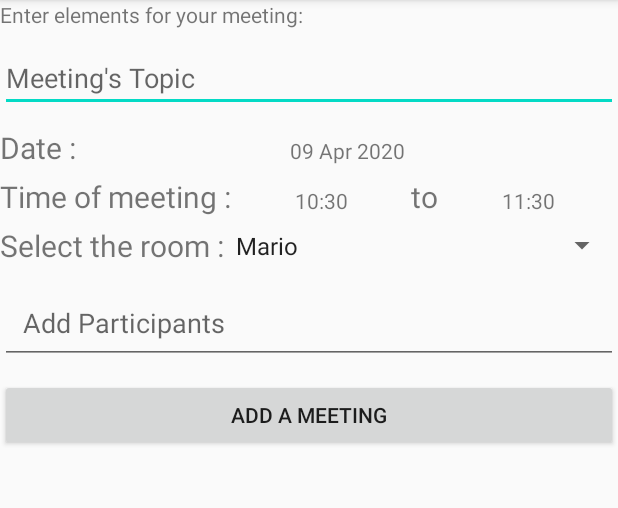
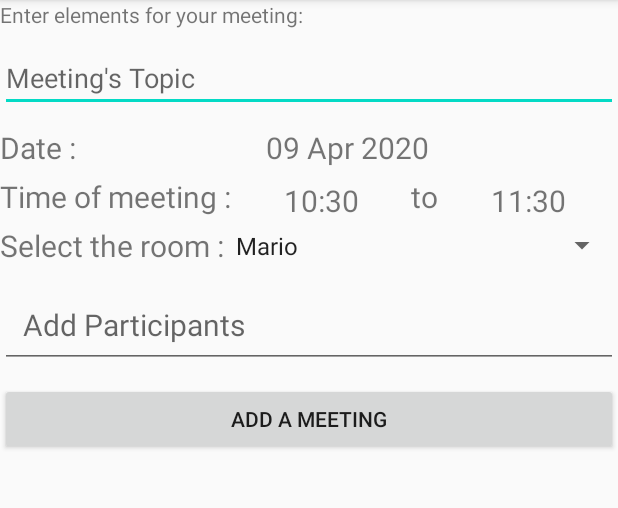
Before and after one commit to kaithot/-P4_COSNIER_Ludovic, an Android app: the AddMeetingActivity screen opened directly, with no data from a screen before it, on a phone screen of 412 x 824 dp, the part 84-592 px from its top. Run offline under Robolectric (Android 15) with nearby library versions, the phone set to English and light mode, and no system bars.

Commit message:
add responsive tablet

```diff
--- /dev/null
+++ b/P4_02_code/app/src/main/res/layout-sw600dp/activity_add_meeting.xml
@@ -0,0 +1,157 @@
+<?xml version="1.0" encoding="utf-8"?>
+<androidx.core.widget.NestedScrollView xmlns:android="http://schemas.android.com/apk/res/android"
+    xmlns:app="http://schemas.android.com/apk/res-auto"
+    xmlns:tools="http://schemas.android.com/tools"
+    android:id="@+id/form"
+    android:layout_width="wrap_content"
+    android:layout_height="wrap_content"
+    android:layout_alignParentBottom="false"
+    android:layout_centerInParent="false"
+    android:layout_centerHorizontal="false"
+    android:layout_centerVertical="false"
+    android:layout_gravity="center_horizontal"
+    android:fillViewport="false"
+    android:orientation="vertical"
+    android:visibility="visible"
+    tools:context=".meeting_list.AddMeetingActivity">
+
+    <androidx.constraintlayout.widget.ConstraintLayout
+        android:layout_width="wrap_content"
+        android:layout_height="wrap_content"
+        android:orientation="horizontal"
+        android:visibility="visible">
+
+
+        <LinearLayout
+            android:layout_width="440dp"
+            android:layout_height="460dp"
+            android:orientation="vertical"
+            app:layout_constraintBottom_toBottomOf="parent"
+            app:layout_constraintEnd_toEndOf="parent"
+            app:layout_constraintStart_toStartOf="parent"
+            app:layout_constraintTop_toTopOf="parent">
+
+            <TextView
+                android:id="@+id/textViewTitle"
+                android:layout_width="match_parent"
+                android:layout_height="wrap_content"
+                android:layout_marginBottom="10dp"
+                android:text="@string/recordMeeting"
+                android:textSize="24sp" />
+
+            <EditText
+                android:id="@+id/topic"
+                android:layout_width="fill_parent"
+                android:layout_height="wrap_content"
+                android:layout_marginBottom="10dp"
+                android:hint="@string/topicName" />
+
+
+            <LinearLayout
+                android:layout_width="match_parent"
+                android:layout_height="wrap_content"
+                android:orientation="horizontal">
+
+                <TextView
+                    android:id="@+id/date"
+                    android:layout_width="wrap_content"
+                    android:layout_height="wrap_content"
+                    android:layout_marginBottom="05dp"
+                    android:text="Date :"
+                    android:textSize="20sp" />
+
+                <TextView
+                    android:id="@+id/date_selected"
+                    android:layout_width="wrap_content"
+                    android:layout_height="wrap_content"
+                    android:layout_weight="2"
+                    android:gravity="center"
+                    android:text=""
+                    android:textSize="20sp" />
+            </LinearLayout>
+
+            <LinearLayout
+                android:layout_width="match_parent"
+                android:layout_height="42dp"
+                android:orientation="horizontal">
+
+                <TextView
+                    android:id="@+id/select_start_time"
+                    android:layout_width="wrap_content"
+                    android:layout_height="wrap_content"
+                    android:layout_marginBottom="05dp"
+                    android:text="@string/select_start_time"
+                    android:textSize="20sp" />
+
+                <TextView
+                    android:id="@+id/start_time"
+                    android:layout_width="match_parent"
+                    android:layout_height="wrap_content"
+                    android:layout_weight="1"
+                    android:gravity="center|center_vertical"
+                    android:textSize="20sp" />
+
+                <TextView
+                    android:id="@+id/to"
+                    android:layout_width="wrap_content"
+                    android:layout_height="match_parent"
+                    android:layout_marginBottom="05dp"
+                    android:text="to"
+                    android:textSize="20sp" />
+
+                <TextView
+                    android:id="@+id/end_time"
+                    android:layout_width="match_parent"
+                    android:layout_height="wrap_content"
+                    android:layout_weight="1"
+                    android:gravity="center|center_vertical"
+                    android:textSize="20sp" />
+
+            </LinearLayout>
+
+
+            <LinearLayout
+                android:layout_width="match_parent"
+                android:layout_height="wrap_content"
+                android:orientation="horizontal">
+
+                <TextView
+                    android:id="@+id/select_room"
+                    android:layout_width="wrap_content"
+                    android:layout_height="match_parent"
+                    android:layout_marginBottom="10dp"
+                    android:text="@string/select_the_room"
+                    android:textSize="20sp" />
+
+                <Spinner
+                    android:id="@+id/spinnerMeetingRooms"
+                    android:layout_width="match_parent"
+                    android:layout_height="wrap_content"
+                    android:layout_marginBottom="10dp"
+                    android:entries="@array/roomtypelist"
+                    android:gravity="center"
+                    android:prompt="@string/MeetingRooms"
+                    android:spinnerMode="dropdown" />
+            </LinearLayout>
+
+            <EditText
+                android:id="@+id/participants"
+                android:layout_width="fill_parent"
+                android:layout_height="107dp"
+                android:layout_marginBottom="10dp"
+                android:gravity="top"
+                android:hint="@string/AddParticipants"
+                android:padding="15dp"
+                android:textSize="20sp" />
+
+            <Button
+                android:id="@+id/create"
+                android:layout_width="fill_parent"
+                android:layout_height="wrap_content"
+                android:onClick="addMeeting"
+                android:text="@string/saveMeeting" />
+
+        </LinearLayout>
+
+    </androidx.constraintlayout.widget.ConstraintLayout>
+</androidx.core.widget.NestedScrollView>
--- a/P4_02_code/app/src/main/res/layout/activity_add_meeting.xml
+++ b/P4_02_code/app/src/main/res/layout/activity_add_meeting.xml
@@ -48,7 +48,8 @@
                 android:layout_height="wrap_content"
                 android:layout_weight="2"
                 android:gravity="center"
-                android:text="" />
+                android:text=""
+                android:textSize="20sp" />
         </LinearLayout>
 
         <LinearLayout
@@ -69,7 +70,8 @@
                 android:layout_width="match_parent"
                 android:layout_height="match_parent"
                 android:layout_weight="1"
-                android:gravity="center|center_vertical" />
+                android:gravity="center|center_vertical"
+                android:textSize="20sp" />
 
             <TextView
                 android:id="@+id/to"
@@ -84,7 +86,8 @@
                 android:layout_width="match_parent"
                 android:layout_height="match_parent"
                 android:layout_weight="1"
-                android:gravity="center|center_vertical" />
+                android:gravity="center|center_vertical"
+                android:textSize="20sp" />
 
         </LinearLayout>
 
@@ -108,8 +111,9 @@
                 android:layout_height="match_parent"
                 android:layout_marginBottom="10dp"
                 android:entries="@array/roomtypelist"
-                android:gravity="center|center_horizontal"
-                android:prompt="@string/MeetingRooms" />
+                android:gravity="center"
+                android:prompt="@string/MeetingRooms"
+                android:spinnerMode="dropdown" />
         </LinearLayout>
 
         <EditText
@@ -119,7 +123,8 @@
             android:layout_marginBottom="10dp"
             android:gravity="top"
             android:hint="@string/AddParticipants"
-            android:padding="15dp" />
+            android:padding="15dp"
+            android:textSize="20sp" />
 
         <Button
             android:id="@+id/create"
```
Also changed, not shown: P4_02_code/app/src/main/java/com/ludovic/mareiu/meeting_list/AddMeetingActivity.java (+8 -6 lines).
